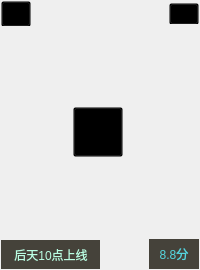
First picture: the form in VideoPlayer/mainwidget/VideoHeadItem.ui, repository huizhang556/pc-video-player, before the edit.
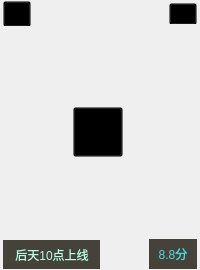
Second picture: the form after the edit. Icons and pictures are not drawn.

Diff of the .ui file:
```diff
--- a/VideoPlayer/mainwidget/VideoHeadItem.ui
+++ b/VideoPlayer/mainwidget/VideoHeadItem.ui
@@ -12,7 +12,7 @@
   </property>
   <property name="minimumSize">
    <size>
-    <width>200</width>
+    <width>150</width>
     <height>270</height>
    </size>
   </property>
@@ -108,6 +108,7 @@
              <string notr="true">QPushButton
 {
 background-color: transparent;
+margin-left: 2px;
 border-image: url(:/images/user/vip_start1.png);
 }
 
@@ -197,6 +198,7 @@
              <string notr="true">QPushButton
 {
 background-color: transparent;
+margin-right:2px;
 border-image: url(:/images/home/mark_dubo.png);
 }
 
@@ -412,6 +414,7 @@
 {
 border: none;
 font: 800 14px &quot;微软雅黑&quot;;
+margin-left:2px;
 background-color: rgba(26, 22, 13,0.8);
 color: qlineargradient(spread:pad,x1:0,y1:0,x2:1,y2:0,stop:0 #6df9c7, stop:1  #bafee3);
 }
@@ -503,6 +506,7 @@
 {
 color: #55d6df;
 border: none;
+margin-right: 2px;
 font: 800 14px &quot;微软雅黑&quot;;
 background-color: rgba(26, 22, 13,0.8);
 }
```
